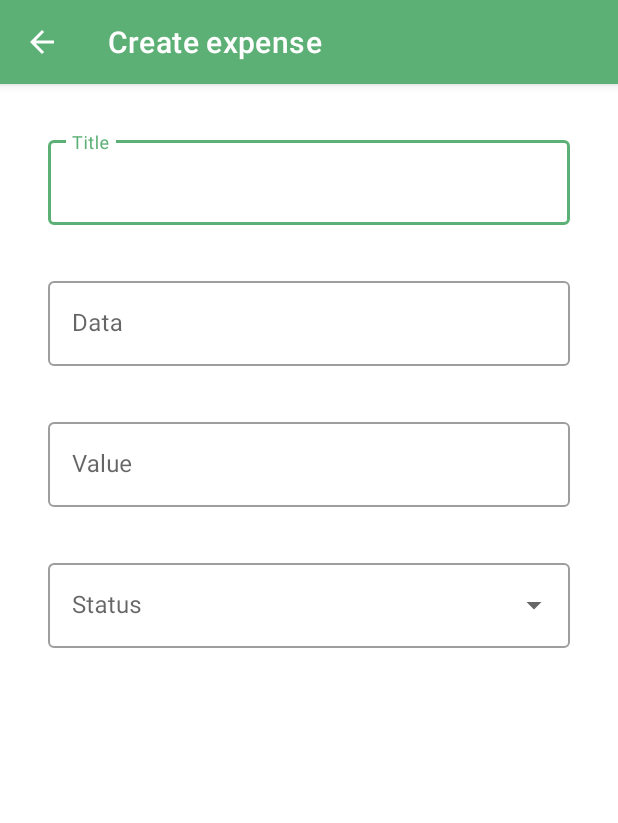
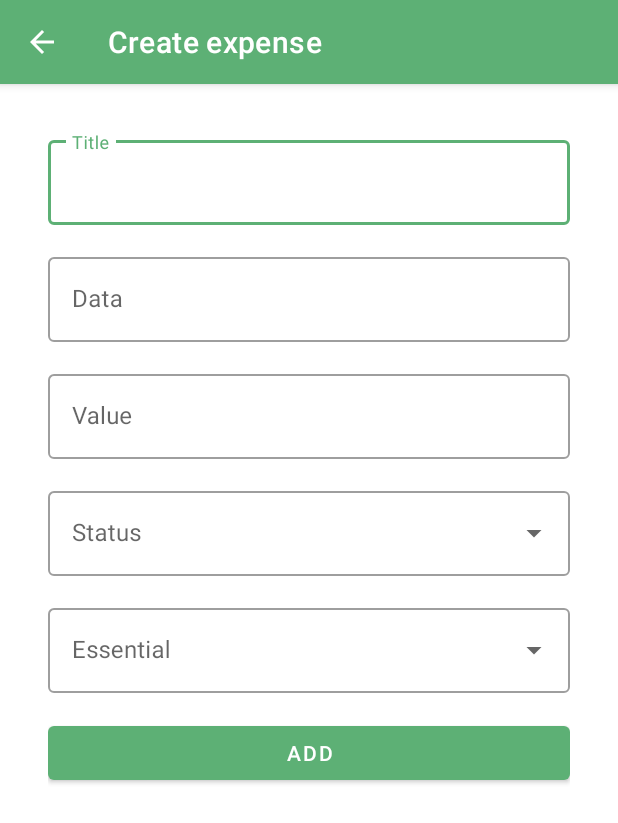
Before and after one commit to userddssilva/financial-checker-mobile, an Android app: the RegisterExpenseActivity screen opened directly, with no data from a screen before it, on a phone screen of 412 x 824 dp. Shown: the top 823 px of the screen. Run offline under Robolectric (Android 15) with nearby library versions, the phone set to English and light mode, and no system bars.

Commit message:
Update register expense

```diff
--- a/app/src/main/java/com/financialchecker/ui/expense/RegisterExpenseActivity.kt
+++ b/app/src/main/java/com/financialchecker/ui/expense/RegisterExpenseActivity.kt
@@ -1,9 +1,11 @@
 package com.financialchecker.ui.expense
 
+import android.content.Intent
 import android.os.Bundle
 import android.widget.ArrayAdapter
 import android.widget.AutoCompleteTextView
 import androidx.appcompat.app.AppCompatActivity
+import com.financialchecker.MainActivity
 import com.financialchecker.R
 import com.financialchecker.databinding.ActivityRegisterExpenseBinding
 
@@ -19,9 +21,19 @@ class RegisterExpenseActivity : AppCompatActivity() {
 
         title = "Create expense"
 
-        val items = resources.getStringArray(R.array.expense_status)
-        val adapter = ArrayAdapter(applicationContext, R.layout.item_expense_status, items)
+        val statusItems = resources.getStringArray(R.array.expense_status)
+        val essentialItems = resources.getStringArray(R.array.expense_type)
 
-        (binding.atvExpenseStatus as? AutoCompleteTextView)?.setAdapter(adapter)
+        val statusItemsAdapter = ArrayAdapter(applicationContext, R.layout.item_expense_status, statusItems)
+        val essentialItemsAdapter = ArrayAdapter(applicationContext, R.layout.item_expense_status, essentialItems)
+
+        (binding.atvExpenseStatus as? AutoCompleteTextView)?.setAdapter(statusItemsAdapter)
+        (binding.atvExpenseEssential as? AutoCompleteTextView)?.setAdapter(essentialItemsAdapter)
+
+        binding.btnAddExpense.setOnClickListener {
+//            val intent = Intent(this, MainActivity::class.java)
+//            startActivity(intent)
+            onBackPressed()
+        }
     }
 }
--- a/app/src/main/res/layout/activity_register_expense.xml
+++ b/app/src/main/res/layout/activity_register_expense.xml
@@ -20,32 +20,32 @@
             style="@style/Widget.MaterialComponents.TextInputLayout.OutlinedBox"
             android:layout_width="match_parent"
             android:layout_height="wrap_content"
-            android:layout_marginBottom="32dp">
+            android:layout_marginBottom="16dp">
             <com.google.android.material.textfield.TextInputEditText
                 android:layout_width="match_parent"
                 android:layout_height="wrap_content"
                 android:hint="Title"
-                android:inputType="numberDecimal" />
+                android:inputType="textMultiLine" />
         </com.google.android.material.textfield.TextInputLayout>
 
         <com.google.android.material.textfield.TextInputLayout
             style="@style/Widget.MaterialComponents.TextInputLayout.OutlinedBox"
             android:layout_width="match_parent"
             android:layout_height="wrap_content"
-            android:layout_marginBottom="32dp">
+            android:layout_marginBottom="16dp">
 
             <com.google.android.material.textfield.TextInputEditText
                 android:layout_width="match_parent"
                 android:layout_height="wrap_content"
                 android:hint="Data"
-                android:inputType="numberDecimal" />
+                android:inputType="date" />
         </com.google.android.material.textfield.TextInputLayout>
 
         <com.google.android.material.textfield.TextInputLayout
             style="@style/Widget.MaterialComponents.TextInputLayout.OutlinedBox"
             android:layout_width="match_parent"
             android:layout_height="wrap_content"
-            android:layout_marginBottom="32dp">
+            android:layout_marginBottom="16dp">
 
             <com.google.android.material.textfield.TextInputEditText
                 android:layout_width="match_parent"
@@ -56,6 +56,7 @@
 
         <com.google.android.material.textfield.TextInputLayout
             android:id="@+id/ti_expense_status"
+            android:layout_marginBottom="16dp"
             style="@style/Widget.MaterialComponents.TextInputLayout.OutlinedBox.ExposedDropdownMenu"
             android:layout_width="match_parent"
             android:layout_height="wrap_content">
@@ -68,5 +69,26 @@
                 android:inputType="none" />
         </com.google.android.material.textfield.TextInputLayout>
 
+        <com.google.android.material.textfield.TextInputLayout
+            android:id="@+id/ti_expense_essential"
+            android:layout_marginBottom="16dp"
+            style="@style/Widget.MaterialComponents.TextInputLayout.OutlinedBox.ExposedDropdownMenu"
+            android:layout_width="match_parent"
+            android:layout_height="wrap_content">
+
+            <AutoCompleteTextView
+                android:id="@+id/atv_expense_essential"
+                android:layout_width="match_parent"
+                android:layout_height="wrap_content"
+                android:hint="Essential"
+                android:inputType="none" />
+        </com.google.android.material.textfield.TextInputLayout>
+
+        <com.google.android.material.button.MaterialButton
+            android:id="@+id/btn_add_expense"
+            android:layout_width="match_parent"
+            android:layout_height="wrap_content"
+            android:text="Add"/>
+
     </LinearLayout>
 </LinearLayout>
--- a/app/src/main/res/values/strings.xml
+++ b/app/src/main/res/values/strings.xml
@@ -8,4 +8,8 @@
         <item>Paid</item>
         <item>Unpaid</item>
     </string-array>
+    <string-array name="expense_type">
+        <item>Essential</item>
+        <item>Not Essential</item>
+    </string-array>
 </resources>
```
